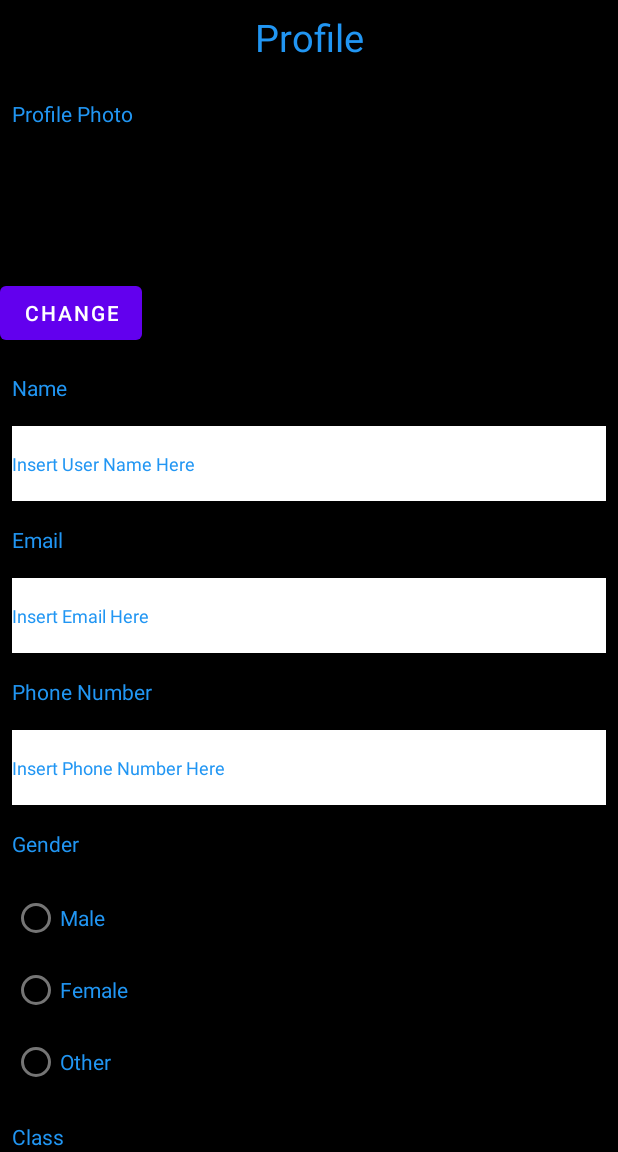
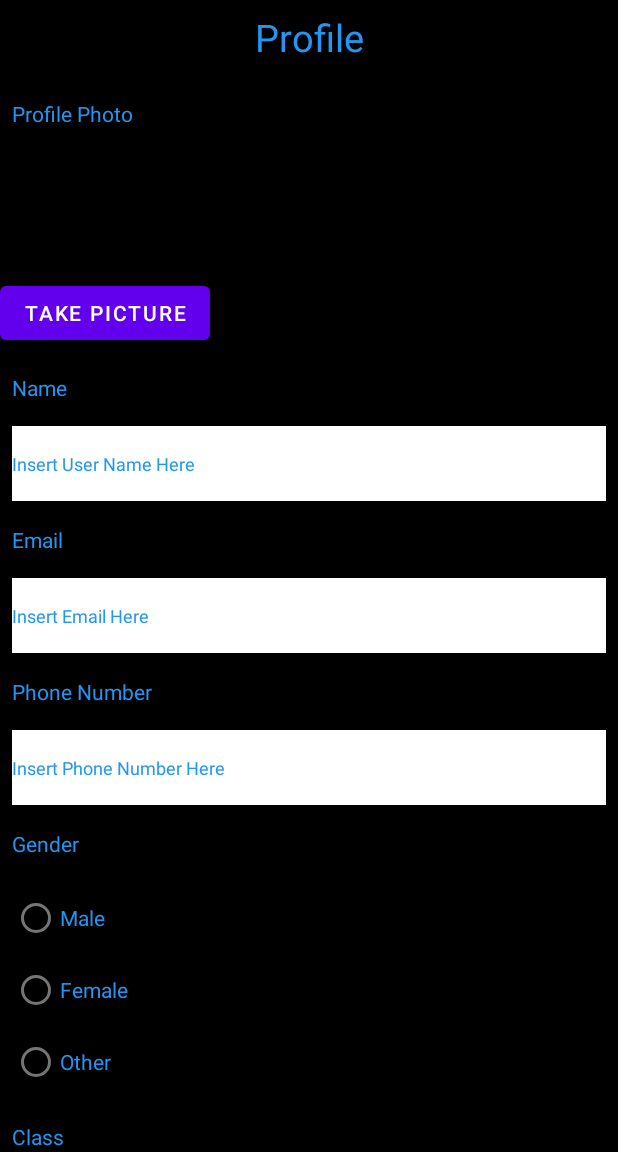
Before and after one commit to shadmanh123/MyRuns-Fitness-App, an Android app: the screen it shows after launch (MainActivity), on a phone screen of 412 x 824 dp, the part 84-1236 px from its top. Run offline under Robolectric (Android 15) with nearby library versions, the phone set to English and light mode, and no system bars; 1 statement that could not run was skipped.

```diff
--- a/app/src/main/java/com/example/shadman_hossain_myruns1/Utilities.kt
+++ b/app/src/main/java/com/example/shadman_hossain_myruns1/Utilities.kt
@@ -9,6 +9,7 @@ import android.graphics.BitmapFactory
 import android.graphics.Matrix
 import android.net.Uri
 import android.os.Build
+import android.webkit.PermissionRequest
 import androidx.core.app.ActivityCompat
 import androidx.core.content.ContextCompat
 import androidx.core.graphics.createBitmap
@@ -21,6 +22,7 @@ object Utilities {
             ActivityCompat.requestPermissions(activity, arrayOf(Manifest.permission.WRITE_EXTERNAL_STORAGE, Manifest.permission.CAMERA), 0)
         }
     }
+
     fun getBitMap(context: Context, imgUri: Uri): Bitmap{
         val inputStream = context.contentResolver.openInputStream(imgUri)
         var bitmap = BitmapFactory.decodeStream(inputStream)
--- a/app/src/main/res/layout/profile.xml
+++ b/app/src/main/res/layout/profile.xml
@@ -4,7 +4,6 @@
     xmlns:tools="http://schemas.android.com/tools"
     android:layout_width="match_parent"
     android:layout_height="match_parent"
-    android:background="#2196F3"
     tools:context=".MainActivity">
 
     <TextView
@@ -22,9 +21,9 @@
         android:id="@+id/profileScrollView"
         android:layout_width="match_parent"
         android:layout_height="0dp"
-        app:layout_constraintTop_toBottomOf="@id/profileTitle"
         app:layout_constraintBottom_toBottomOf="parent"
-        >
+        app:layout_constraintTop_toBottomOf="@id/profileTitle">
+
         <LinearLayout
             android:id="@+id/linearLayout"
             android:layout_width="match_parent"
@@ -32,7 +31,7 @@
             android:background="@color/black"
             android:orientation="vertical"
             app:layout_constraintBottom_toBottomOf="parent"
-            app:layout_constraintTop_toBottomOf="@id/profileTitle" >
+            app:layout_constraintTop_toBottomOf="@id/profileTitle">
 
             <TextView
                 android:id="@+id/userProfileTag"
@@ -49,16 +48,14 @@
                 android:layout_width="75dp"
                 android:layout_height="75dp"
                 android:layout_marginTop="16dp"
-                android:layout_marginEnd="8dp"
-                />
+                android:layout_marginEnd="8dp"/>
 
             <Button
                 android:id="@+id/changeProfilePictureButton"
                 android:layout_width="wrap_content"
                 android:layout_height="wrap_content"
-                android:text="@string/change"
                 android:layout_marginTop="8dp"
-                />
+                android:text="@string/take_picture" />
 
             <TextView
                 android:id="@+id/userNameTag"
@@ -188,7 +185,7 @@
                 android:layout_marginEnd="8dp"
                 android:background="@color/white"
                 android:hint="@string/insert_class_here"
-                android:inputType="text"
+                android:inputType="number"
                 android:textColor="@color/blue"
                 android:textColorHint="@color/blue"
                 android:textSize="12sp" />
@@ -220,16 +217,16 @@
                 android:id="@+id/saveButton"
                 android:layout_width="wrap_content"
                 android:layout_height="wrap_content"
-                android:text="@string/save"
-                android:layout_marginTop="8dp"/>
+                android:layout_marginTop="8dp"
+                android:text="@string/save" />
 
             <Button
                 android:id="@+id/cancelButton"
                 android:layout_width="wrap_content"
                 android:layout_height="wrap_content"
-                android:text="@string/cancel"
                 android:layout_marginTop="8dp"
-                />
+                android:text="@string/cancel" />
+
         </LinearLayout>
 
     </ScrollView>
--- a/app/src/main/res/values/strings.xml
+++ b/app/src/main/res/values/strings.xml
@@ -13,10 +13,10 @@
     <string name="major">Major</string>
     <string name="insert_major_here">Insert Major Here</string>
     <string name="profile_photo">Profile Photo</string>
-    <string name="change">Change</string>
+    <string name="take_picture">Take Picture</string>
     <string name="save">Save</string>
     <string name="cancel">Cancel</string>
     <string name="gender">Gender</string>
     <string name="class_title">Class</string>
-    <string name="insert_class_here">Insert Class Here</string>
+    <string name="insert_class_here">Insert Class Year Here</string>
 </resources>
```
Also changed, not shown: app/src/main/java/com/example/shadman_hossain_myruns1/MainActivity.kt (+47 -7 lines).
